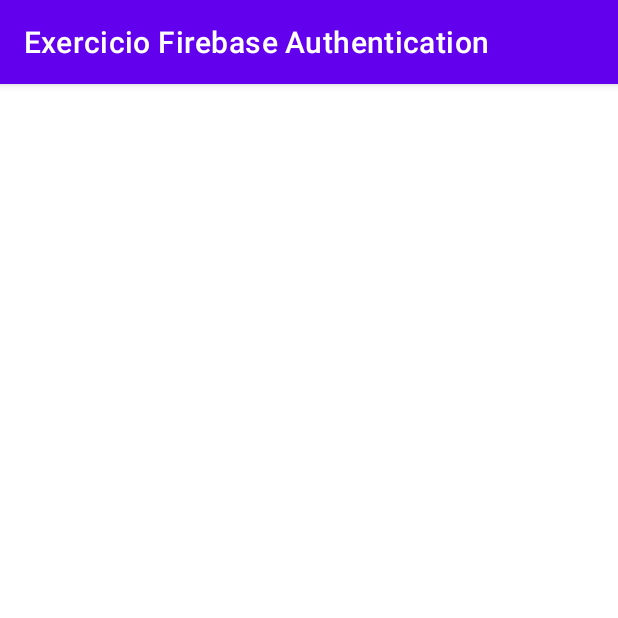
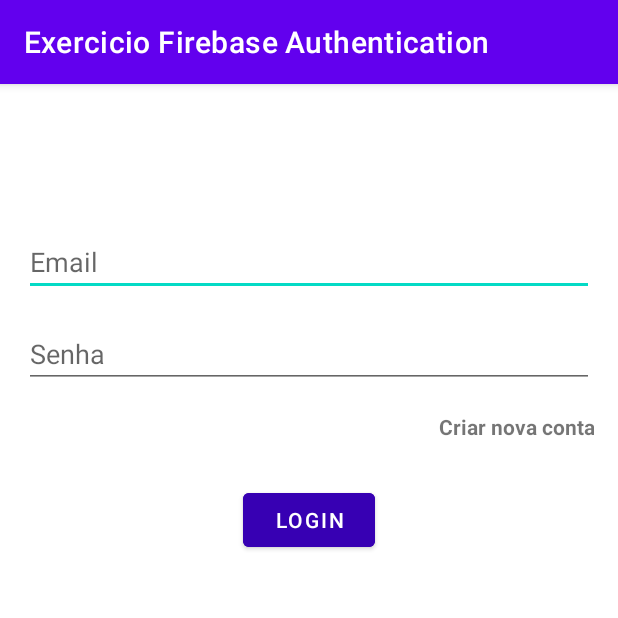
Before and after one commit to CatarineRodrigues/Aula65_Firebase_Authentication, an Android app: the screen it shows after launch (LoginActivity), on a phone screen of 412 x 824 dp, the top half of it. Run offline under Robolectric (Android 15) with nearby library versions, the phone set to English and light mode, and no system bars; our stand-ins replace Firebase (no records; nobody signed in at launch, a user with empty details on screens opened directly).

Commit message:
Finalizar app

```diff
--- a/app/src/main/java/br/com/zup/exerciciofirebaseauthentication/domain/repository/AuthenticationRepository.kt
+++ b/app/src/main/java/br/com/zup/exerciciofirebaseauthentication/domain/repository/AuthenticationRepository.kt
@@ -1,6 +1,7 @@
 package br.com.zup.exerciciofirebaseauthentication.domain.repository
 
 import com.google.android.gms.tasks.Task
+import com.google.firebase.auth.AuthResult
 import com.google.firebase.auth.FirebaseAuth
 import com.google.firebase.auth.UserProfileChangeRequest
 import com.google.firebase.auth.ktx.auth
@@ -9,7 +10,9 @@
 class AuthenticationRepository {
     private val auth: FirebaseAuth = Firebase.auth
 
-    fun registerUser(email: String, pass:String) = auth.createUserWithEmailAndPassword(email, pass)
+    fun registerUser(email: String, pass:String): Task<AuthResult> {
+        return auth.createUserWithEmailAndPassword(email, pass)
+    }
 
     fun updateUserProfile(name: String): Task<Void>? {
         val profile = UserProfileChangeRequest.Builder().setDisplayName(name).build()
--- a/app/src/main/java/br/com/zup/exerciciofirebaseauthentication/ui/login/view/LoginActivity.kt
+++ b/app/src/main/java/br/com/zup/exerciciofirebaseauthentication/ui/login/view/LoginActivity.kt
@@ -22,9 +22,11 @@
     override fun onCreate(savedInstanceState: Bundle?) {
         super.onCreate(savedInstanceState)
         binding = ActivityLoginBinding.inflate(layoutInflater)
+        setContentView(binding.root)
+
         setClickButtonLogin()
-//        goToRegistration()
-//        initObservers()
+        setClickButtonNewRegister()
+        initObservers()
     }
 
     private fun goToHomePage(user: User) {
@@ -48,8 +50,14 @@
         startActivity(intent)
     }
 
+    private fun setClickButtonNewRegister(){
+        binding.tvNewRegister.setOnClickListener {
+            goToRegistration()
+        }
+    }
+
     private fun setClickButtonLogin(){
-        binding.btnLogin.setOnClickListener {
+        binding.btnLogin?.setOnClickListener {
             val user =  getDataUser()
             viewModel.validateDataUser(user)
         }
--- a/app/src/main/java/br/com/zup/exerciciofirebaseauthentication/ui/login/viewmodel/LoginViewModel.kt
+++ b/app/src/main/java/br/com/zup/exerciciofirebaseauthentication/ui/login/viewmodel/LoginViewModel.kt
@@ -15,10 +15,6 @@
     private var _errorResponse = MutableLiveData<String>()
     val errorResponse: LiveData<String> = _errorResponse
 
-    fun singinUser(email: String, pass: String) {
-        repository.loginUser(email = email, pass = pass)
-    }
-
     fun validateDataUser(user: User) {
         when {
             user.email.isEmpty() -> {
@@ -35,7 +31,7 @@
 
     private fun loginUser(user: User) {
         try {
-            repository.registerUser(
+            repository.loginUser(
                 user.email,
                 user.password
             ).addOnSuccessListener {
--- /dev/null
+++ b/app/src/main/res/drawable/ic_exit.xml
@@ -0,0 +1,5 @@
+<vector android:height="24dp" android:tint="#FFFFFF"
+    android:viewportHeight="24" android:viewportWidth="24"
+    android:width="24dp" xmlns:android="http://schemas.android.com/apk/res/android">
+    <path android:fillColor="@android:color/white" android:pathData="M10.09,15.59L11.5,17l5,-5 -5,-5 -1.41,1.41L12.67,11H3v2h9.67l-2.58,2.59zM19,3H5c-1.11,0 -2,0.9 -2,2v4h2V5h14v14H5v-4H3v4c0,1.1 0.89,2 2,2h14c1.1,0 2,-0.9 2,-2V5c0,-1.1 -0.9,-2 -2,-2z"/>
+</vector>
--- a/app/src/main/res/layout/activity_login.xml
+++ b/app/src/main/res/layout/activity_login.xml
@@ -4,8 +4,7 @@
     xmlns:tools="http://schemas.android.com/tools"
     android:layout_width="match_parent"
     android:layout_height="match_parent"
-    tools:context=".ui.login.view.LoginActivity"
-    android:background="@color/teal_700">
+    tools:context=".ui.login.view.LoginActivity">
 
     <EditText
         android:id="@+id/et_email"
@@ -33,6 +32,18 @@
         app:layout_constraintStart_toStartOf="parent"
         app:layout_constraintTop_toBottomOf="@+id/et_email" />
 
+    <TextView
+        android:id="@+id/tv_newRegister"
+        android:layout_width="match_parent"
+        android:layout_height="wrap_content"
+        android:layout_margin="16dp"
+        android:gravity="end"
+        android:text="@string/create_account"
+        android:textStyle="bold"
+        app:layout_constraintEnd_toEndOf="@+id/et_password"
+        app:layout_constraintStart_toStartOf="@+id/et_password"
+        app:layout_constraintTop_toBottomOf="@id/et_password" />
+
     <Button
         android:id="@+id/btn_login"
         android:layout_width="wrap_content"
--- a/app/src/main/res/layout/activity_register.xml
+++ b/app/src/main/res/layout/activity_register.xml
@@ -4,8 +4,7 @@
     xmlns:tools="http://schemas.android.com/tools"
     android:layout_width="match_parent"
     android:layout_height="match_parent"
-    tools:context=".ui.register.view.RegisterActivity"
-    android:background="@color/black">
+    tools:context=".ui.register.view.RegisterActivity">
 
     <EditText
         android:id="@+id/et_username"
--- a/app/src/main/res/values/strings.xml
+++ b/app/src/main/res/values/strings.xml
@@ -9,4 +9,5 @@
     <string name="email">Email</string>
     <string name="login_success">Login Realizado com Sucesso!</string>
     <string name="exit">Sair</string>
+    <string name="create_account">Criar nova conta</string>
 </resources>
```
Also changed, not shown: app/src/main/AndroidManifest.xml (+5 -4 lines), app/src/main/java/br/com/zup/exerciciofirebaseauthentication/ui/home/view/HomeActivity.kt (+5 -5 lines), app/src/main/java/br/com/zup/exerciciofirebaseauthentication/ui/register/view/RegisterActivity.kt (+13 -1 lines), app/src/main/res/layout/activity_home.xml (+3 -5 lines).
